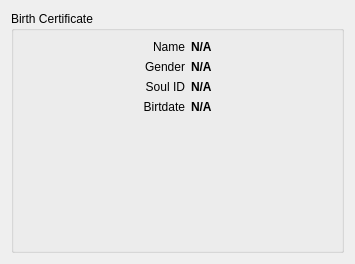
Before: the Qt Designer form libs/libcore/ui/PortableIDWidget.ui in mrdeveloperdude/OctoMY, drawn with Qt 5.
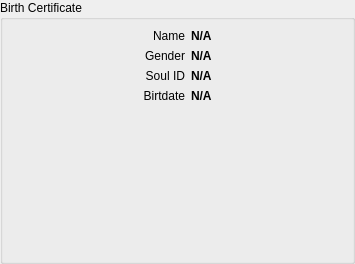
After: the same form once the commit is applied. Custom widgets are drawn as their Qt base class.

Patch:
```diff
--- a/libs/libcore/ui/PortableIDWidget.ui
+++ b/libs/libcore/ui/PortableIDWidget.ui
@@ -14,6 +14,21 @@
    <string>Form</string>
   </property>
   <layout class="QVBoxLayout" name="verticalLayout">
+   <property name="spacing">
+    <number>6</number>
+   </property>
+   <property name="leftMargin">
+    <number>0</number>
+   </property>
+   <property name="topMargin">
+    <number>0</number>
+   </property>
+   <property name="rightMargin">
+    <number>0</number>
+   </property>
+   <property name="bottomMargin">
+    <number>0</number>
+   </property>
    <item>
     <widget class="QGroupBox" name="groupBoxBirthCertificate">
      <property name="sizePolicy">
```
